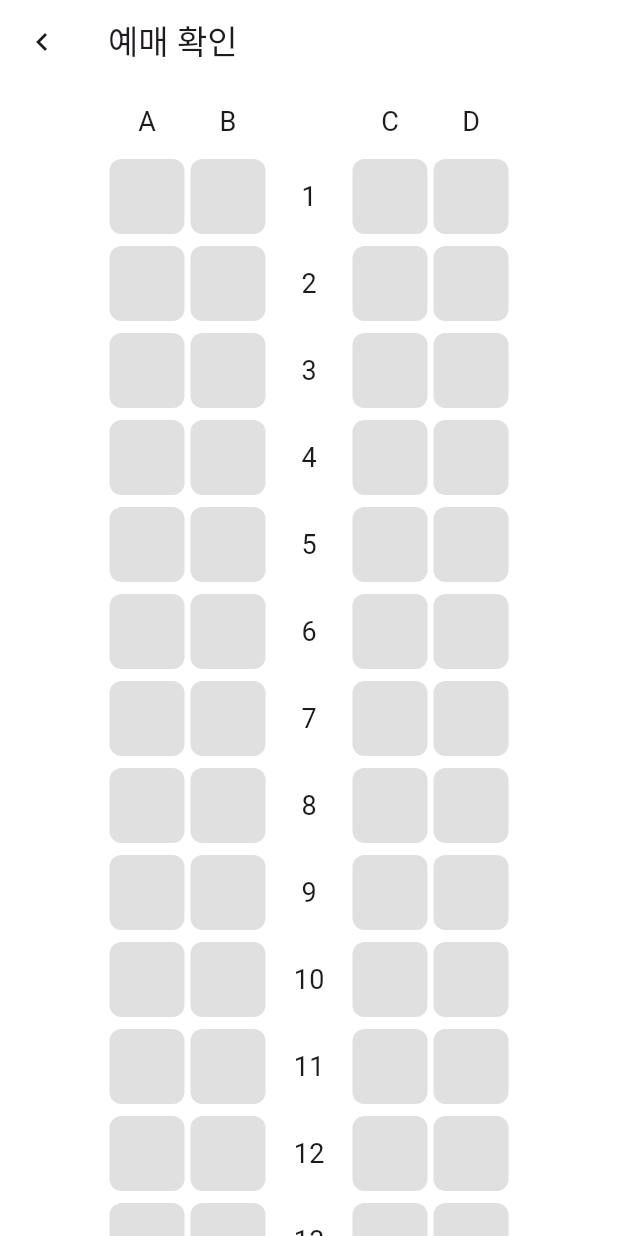
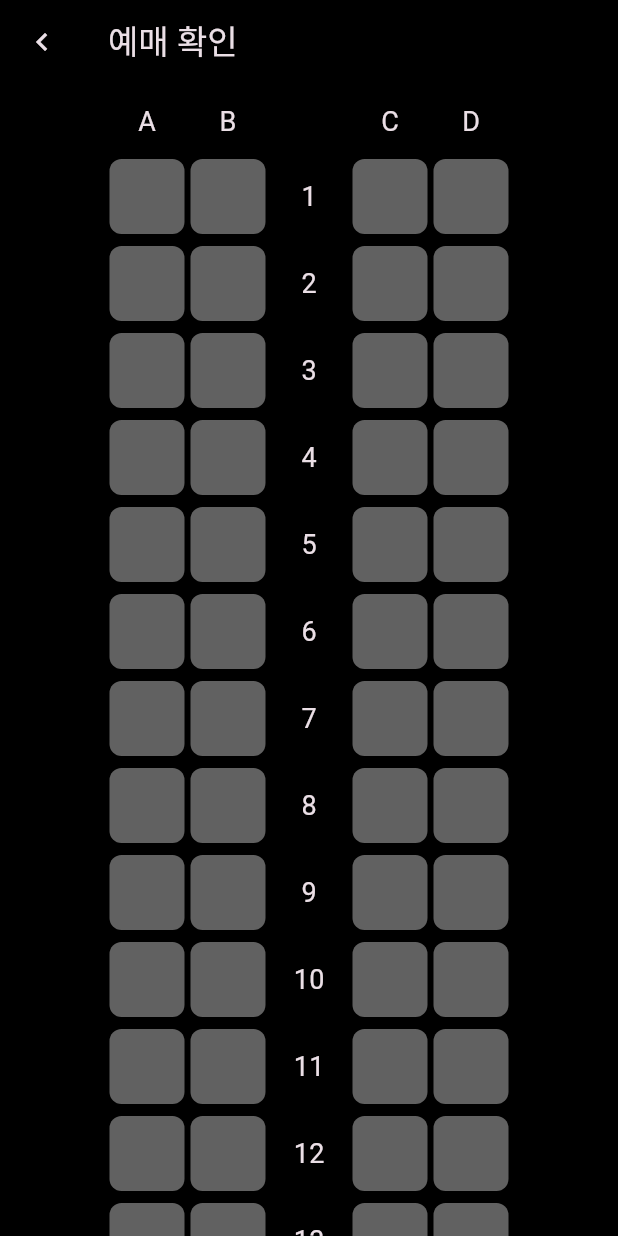
Before and after one commit to rockocell/flutter-personal-train, a Flutter app: the MySeat screen opened directly, on a phone screen of 412 x 824 dp. Run offline on Flutter 3.47's test engine with Material 3 defaults, Android fonts, the phone set to English and light mode, and no system bars.

Commit message:
comment: 각 page마다 주석 추가

```diff
--- a/lib/main.dart
+++ b/lib/main.dart
@@ -12,8 +12,8 @@ class MyApp extends StatelessWidget {
   @override
   Widget build(BuildContext context) {
     return MaterialApp(
-      themeMode: ThemeMode.light,
-      // themeMode: ThemeMode.dark, //테마 테스트 코드
+      // themeMode: ThemeMode.light,
+      themeMode: ThemeMode.dark, //테마 테스트 코드
       theme: lightTheme,
       darkTheme: darkTheme,
       home: HomePage(),
--- a/lib/pages/home_page.dart
+++ b/lib/pages/home_page.dart
@@ -60,7 +60,7 @@ class _HomePageState extends State<HomePage> {
     );
   }
 
-  /// 이미 정의된 도착역, 출발역 레이아웃에 제스처 입혀 사용
+  /// displayStationName에 제스처 입혀 사용
   ///
   Widget selectStation(String title, String? selected) {
     return GestureDetector(
@@ -91,6 +91,7 @@ class _HomePageState extends State<HomePage> {
     );
   }
 
+  //하단 ElevatedButton
   Widget buttonToSeatPage(BuildContext context) {
     return SizedBox(
       width: double.infinity,
--- a/lib/pages/my_seat.dart
+++ b/lib/pages/my_seat.dart
@@ -1,5 +1,5 @@
 import 'package:flutter/material.dart';
-import 'package:flutter_train_seat_app/data/seat_data.dart';
+import 'package:flutter_train_seat_app/widgets/widgets_seats.dart'; // seat, textBox 임포트
 
 class MySeat extends StatelessWidget {
   const MySeat({super.key});
@@ -47,23 +47,6 @@ class MySeat extends StatelessWidget {
     );
   }
 
-  Row seatStateBox(Color color, String string) {
-    return Row(
-      children: [
-        Container(
-          width: 24,
-          height: 24,
-          decoration: BoxDecoration(
-            color: color,
-            borderRadius: BorderRadius.circular(8),
-          ),
-        ),
-        SizedBox(width: 4),
-        Text(string),
-      ],
-    );
-  }
-
   Row row(BuildContext context, int rowNum) {
     return Row(
       mainAxisAlignment: MainAxisAlignment.center,
@@ -80,25 +63,4 @@ class MySeat extends StatelessWidget {
       ],
     );
   }
-
-  Widget seat(BuildContext context, int rowNum, String colStr) {
-    return Container(
-      width: 50,
-      height: 50,
-      decoration: BoxDecoration(
-        color:
-            selectedRowGlobal == rowNum && selectedColGlobal == colStr
-                ? Colors.purple
-                : Theme.of(context).colorScheme.secondaryContainer,
-        borderRadius: BorderRadius.circular(8),
-      ),
-    );
-  }
-
-  Container textBox(String text) => Container(
-    width: 50,
-    height: 50,
-    alignment: Alignment.center,
-    child: Text(text, style: TextStyle(fontSize: 18)),
-  );
 }
```
Also changed, not shown: lib/pages/seat_page.dart (+50 -49 lines).
